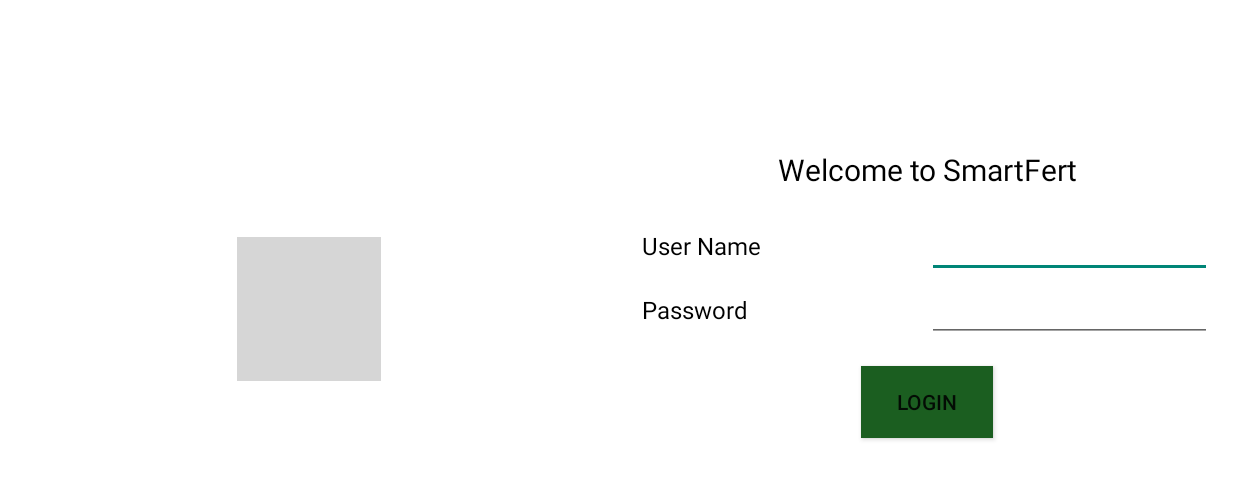
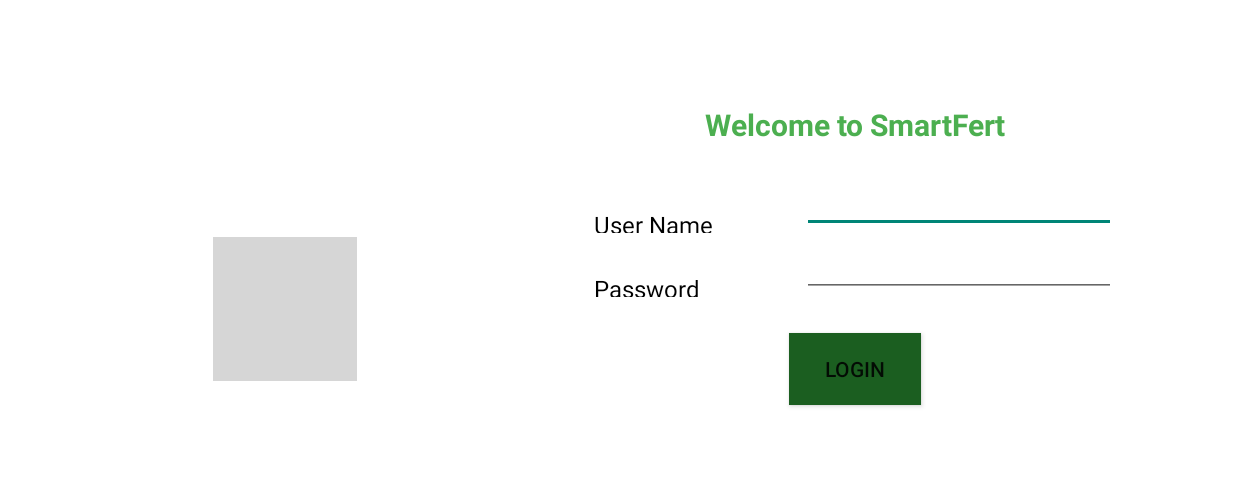
Before and after one commit to Praveen2106/SmartFert, an Android app: the screen it shows after launch (Login), on a phone screen of 824 x 412 dp (held sideways). Shown: the top 479 px of the screen. Run offline under Robolectric (Android 15) with nearby library versions, the phone set to English and light mode, and no system bars; grey boxes are pictures that could not be loaded.

Commit message:
Initial Commit

```diff
--- a/app/src/main/java/com/infosys/hackathon/smartfert/utils/HeaderUtil.java
+++ b/app/src/main/java/com/infosys/hackathon/smartfert/utils/HeaderUtil.java
@@ -55,7 +55,7 @@ public class HeaderUtil {
                 sb.append(getXMLNode("IrrigationType", soilData.getIrrigationType()));
                 sb.append(getXMLNode("CurrentCrop", soilData.getCurrentCrop()));
                 sb.append(getXMLNode("ClimaticZone", soilData.getClimaticZone()));
-                sb.append(getXMLNode("CropRotation", soilData.getCurrentCrop()));
+                sb.append(getXMLNode("CropRotation", soilData.getCropRotation()));
                 sb.append(getXMLNode("SampleDate", soilData.getSoilSampleDate()));
                 sb.append(getXMLNode("SoilTexture", soilData.getSoilTexture()));
                 sb.append(getXMLNode("CCcontent", soilData.getCalciumCarbonateContent()));
@@ -97,13 +97,11 @@ public class HeaderUtil {
                 outputStream = appContext.openFileOutput(soilData.getSoilReportNumber().toLowerCase(), Context.MODE_PRIVATE);
                 outputStream.write(sb.toString().getBytes());
                 outputStream.close();
-                Toast.makeText(appContext, "File Saved", Toast.LENGTH_SHORT).show();
+                Toast.makeText(appContext, "Soil Fertilizer Details are saved.", Toast.LENGTH_SHORT).show();
             } catch (Exception e) {
-                Toast.makeText(appContext, "File Not Saved1", Toast.LENGTH_SHORT).show();
                 e.printStackTrace();
             }
         } catch (Exception e) {
-            Toast.makeText(appContext, "File Saved2", Toast.LENGTH_SHORT).show();
             Log.e("HeaderUtil", e.toString());
         }
 
--- a/app/src/main/java/com/infosys/hackathon/smartfert/view/CaptureDetails.java
+++ b/app/src/main/java/com/infosys/hackathon/smartfert/view/CaptureDetails.java
@@ -95,6 +95,11 @@ public class CaptureDetails extends ActionBarActivity {
             @Override
             public void onClick(View v) {
                 try {
+                    if(soilTestRptNo.getText().toString().equals("")) {
+                        Toast.makeText(CaptureDetails.this, "Enter the Soil Test Report Number", Toast.LENGTH_SHORT).show();
+                        return;
+                    }
+
                     soilData.setSoilReportNumber(soilTestRptNo.getText().toString());
                     InputStream ins = new ByteArrayInputStream(HeaderUtil.getFileData(soilData.getSoilReportNumber().toLowerCase(), getApplicationContext()).getBytes());
                     //InputStream ins = getResources().openRawResource(getResources().getIdentifier("raw/report1","raw", getPackageName()));
--- a/app/src/main/java/com/infosys/hackathon/smartfert/view/Login.java
+++ b/app/src/main/java/com/infosys/hackathon/smartfert/view/Login.java
@@ -4,6 +4,7 @@ import android.app.Activity;
 import android.content.Intent;
 import android.content.res.Configuration;
 import android.os.Bundle;
+import android.support.v7.app.ActionBarActivity;
 import android.view.View;
 
 import com.infosys.hackathon.smartfert.R;
@@ -11,13 +12,15 @@ import com.infosys.hackathon.smartfert.R;
 /**
  * File Created by Praveen K on 05-Mar-15.
  */
-public class Login extends Activity {
+public class Login extends ActionBarActivity {
 
     @Override
     protected void onCreate(Bundle savedInstanceState) {
         super.onCreate(savedInstanceState);
         if(getResources().getConfiguration().orientation == Configuration.ORIENTATION_PORTRAIT)
             return;
+
+        getSupportActionBar().hide();
 
         setContentView(R.layout.form_login);
         findViewById(R.id.bt_login).setOnClickListener(new View.OnClickListener() {
--- a/app/src/main/res/layout-land/form_login.xml
+++ b/app/src/main/res/layout-land/form_login.xml
@@ -28,30 +28,35 @@
         android:layout_weight="5"
         android:padding="@dimen/activity_vertical_margin"
         android:gravity="center"
+        android:layout_marginRight="64dp"
         android:orientation="vertical">
 
         <TextView android:layout_height="wrap_content"
             android:gravity="center"
             android:layout_width="match_parent"
             android:textSize="@dimen/dimen_title"
-            android:layout_marginTop="-20dp"
-            android:textColor="@android:color/black"
+            android:textStyle="bold"
+            android:layout_marginTop="-50dp"
+            android:textColor="#4CAF50"
             android:layout_gravity="center_horizontal"
             android:text="@string/login_title"/>
 
         <LinearLayout android:layout_width="match_parent"
             android:layout_height="wrap_content"
             android:layout_marginTop="@dimen/dimen_16dp"
+            android:baselineAligned="true"
             android:weightSum="10">
 
-            <TextView android:layout_height="wrap_content"
-                android:layout_weight="5"
+            <TextView
+                android:layout_height="wrap_content"
+                android:layout_weight="4"
+                android:layout_marginTop="@dimen/dimen_16dp"
                 android:layout_width="0dp"
                 android:textSize="@dimen/dimen_label"
                 android:textColor="@android:color/black"
                 android:text="@string/login_user_name"/>
 
-            <EditText android:layout_weight="5"
+            <EditText android:layout_weight="6"
                 android:layout_width="0dp"
                 android:layout_height="wrap_content"
                 android:gravity="center"
@@ -64,21 +69,24 @@
 
         <LinearLayout android:layout_width="match_parent"
             android:layout_height="wrap_content"
+            android:baselineAligned="true"
             android:weightSum="10">
 
-            <TextView android:layout_height="wrap_content"
+            <TextView
+                android:layout_height="wrap_content"
                 android:layout_width="0dp"
-                android:layout_weight="5"
+                android:layout_marginTop="@dimen/dimen_16dp"
+                android:layout_weight="4"
                 android:textSize="@dimen/dimen_label"
                 android:textColor="@android:color/black"
                 android:text="@string/login_password"/>
 
-            <EditText android:layout_weight="5"
+            <EditText android:layout_weight="6"
                 android:layout_width="0dp"
                 android:layout_height="wrap_content"
                 android:gravity="center"
                 android:id="@+id/password"
-                android:inputType="textPassword"
+                android:inputType="numberPassword"
                 android:textSize="@dimen/dimen_label"
                 android:textColor="@android:color/black"
                 />
@@ -86,7 +94,7 @@
         <Button android:background="#1b5e20"
             android:layout_width="wrap_content"
             android:layout_height="wrap_content"
-            android:layout_marginTop="@dimen/dimen_16dp"
+            android:layout_marginTop="@dimen/dimen_20dp"
             android:text="@string/login"
             android:id="@+id/bt_login"
             android:layout_gravity="center_horizontal"
--- a/app/src/main/res/layout-land/form_overview.xml
+++ b/app/src/main/res/layout-land/form_overview.xml
@@ -95,6 +95,7 @@
                 android:textSize="@dimen/dimen_label"
                 android:layout_marginTop="@dimen/dimen_8dp"
                 android:gravity="center"
+                android:id="@+id/cropInsurance"
                 android:textColor="@android:color/black"
                 android:text="Crop Insurance"/>
         </LinearLayout>
@@ -105,6 +106,7 @@
             android:layout_height="wrap_content"
             android:padding="@dimen/dimen_16dp"
             android:layout_weight="1"
+            android:id="@+id/cropAnalytics"
             android:orientation="vertical">
 
             <ImageView
@@ -121,7 +123,7 @@
                 android:layout_marginTop="@dimen/dimen_8dp"
                 android:gravity="center"
                 android:textColor="@android:color/black"
-                android:text="Report Generation"/>
+                android:text="Crop Analytics"/>
         </LinearLayout>
 
     </LinearLayout>
```
Also changed, not shown: app/src/main/java/com/infosys/hackathon/smartfert/utils/SmartFert.java (renamed from app/src/main/java/com/infosys/hackathon/smartfert/utils/smarFert.java, +2 -5 lines), app/src/main/java/com/infosys/hackathon/smartfert/view/FertliserMgmtDashActivity.java (+9 -4 lines), app/src/main/java/com/infosys/hackathon/smartfert/view/HealthCardDetails.java (+8 -13 lines), app/src/main/java/com/infosys/hackathon/smartfert/view/Overview.java (+15 -0 lines), app/src/main/java/com/infosys/hackathon/smartfert/view/SubsidyReport.java (+18 -18 lines).
